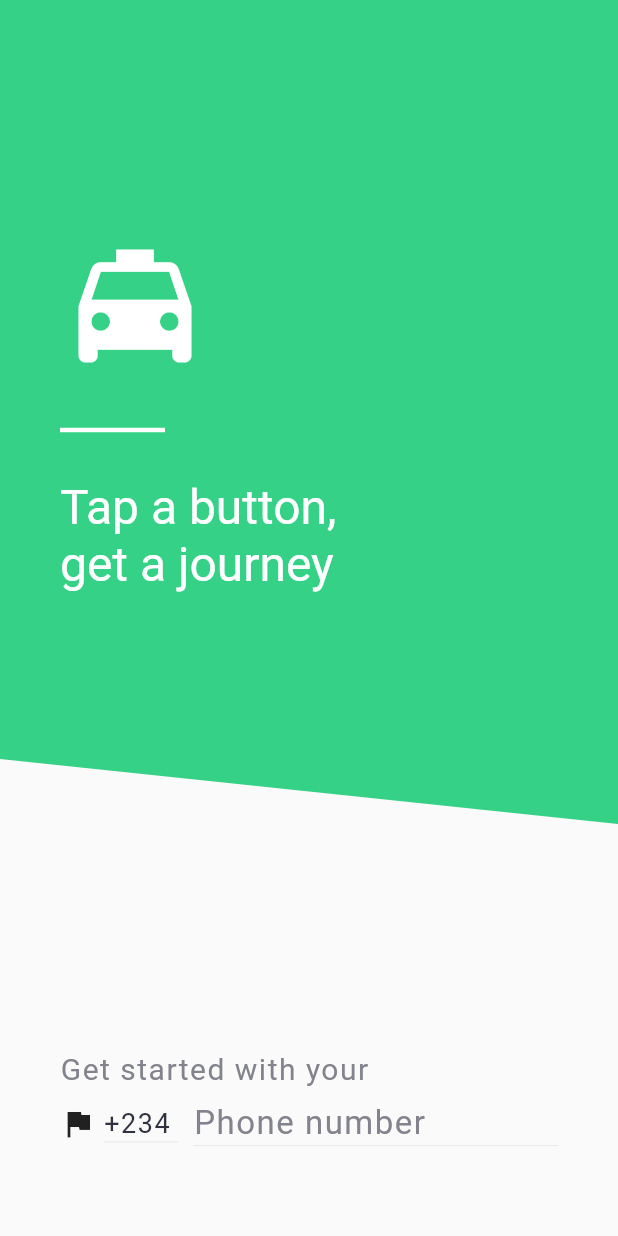
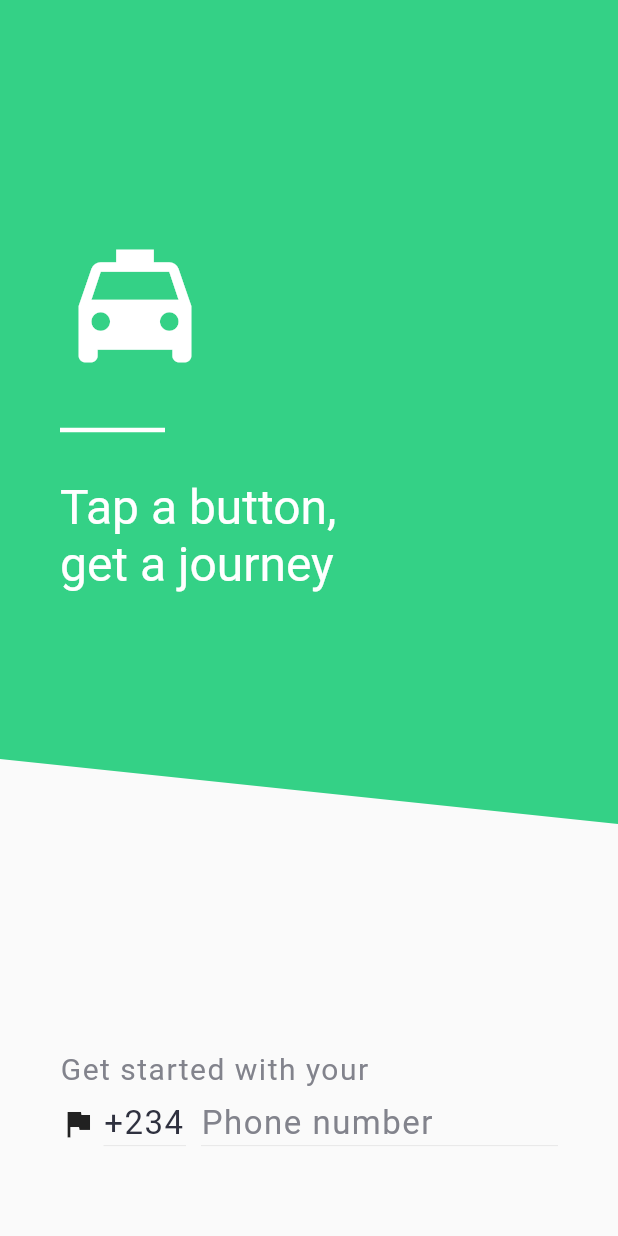
Before and after one commit to goody-h/bolt_clone, a Flutter app: the screen it shows after launch, on a phone screen of 412 x 824 dp. Run offline on Flutter 3.47's test engine with Material 2 defaults, Android fonts, the phone set to English and light mode, and no system bars; our stand-ins replace bloc, cloud_firestore, equatable, firebase_auth, flutter_bloc, geolocator and 1 more; missing offline and left inert: flutter_paystack, keyboard_visibility; accounts and stored records are empty; network calls fail.

Commit message:
add animations to login screen

```diff
--- a/lib/routes/login/login.dart
+++ b/lib/routes/login/login.dart
@@ -12,6 +12,7 @@ class Login extends StatefulWidget {
 class _LoginState extends State<Login> {
   @override
   void initState() {
+    super.initState();
     KeyboardVisibilityNotification().addNewListener(
       onChange: (visible) {
         setState(() => isKeyboardVisible = visible);
@@ -21,11 +22,19 @@ class _LoginState extends State<Login> {
       },
     );
     textFieldNode.addListener(_handleFocusChange);
-    super.initState();
+
+    WidgetsBinding.instance.addPostFrameCallback((timeStamp) {
+      Future.delayed(Duration(milliseconds: 500), () {
+        setState(() => animateScene2 = true);
+      });
+      setState(() => animateScene1 = true);
+    });
   }
 
   bool isKeyboardVisible = false;
   FocusNode textFieldNode = FocusNode();
+  bool animateScene1 = false;
+  bool animateScene2 = false;
 
   _handleFocusChange() {
     setState(() {
@@ -109,8 +118,7 @@ class _LoginState extends State<Login> {
                             ),
                             AnimatedContainer(
                               duration: Duration(milliseconds: 500),
-                              // TODO: manipulate width for animation
-                              width: 70,
+                              width: animateScene2 ? 70 : 0,
                               child: Divider(
                                 height: 65,
                                 color: AppColors.white,
@@ -143,8 +151,7 @@ class _LoginState extends State<Login> {
                     children: <Widget>[
                       AnimatedPositioned(
                         duration: Duration(milliseconds: 500),
-                        // TODO: manipulate bottom position for animation
-                        bottom: 100,
+                        bottom: animateScene1 ? 100 : 40,
                         left: 40,
                         right: 40,
                         child: Text(
@@ -267,7 +274,7 @@ class _LoginState extends State<Login> {
                 children: <Widget>[
                   Icon(Icons.flag),
                   Container(
-                    width: 65,
+                    width: 70,
                     padding: EdgeInsets.only(right: 10, left: 5),
                     child: TextField(
                       maxLines: 1,
@@ -283,7 +290,7 @@ class _LoginState extends State<Login> {
                         ),
                         isDense: true,
                         hintStyle: TextStyle(
-                            fontSize: 18,
+                            fontSize: 22,
                             color: AppColors.blackLight,
                             letterSpacing: 1),
                         disabledBorder: UnderlineInputBorder(
@@ -302,9 +309,11 @@ class _LoginState extends State<Login> {
                   )
                 ],
               ),
-              padding:
-                  // TODO manipulate bottom padding for animation
-                  EdgeInsets.only(top: 200, bottom: 60, left: 40, right: 40),
+              padding: EdgeInsets.only(
+                  top: 200,
+                  bottom: animateScene1 ? 60 : 0,
+                  left: 40,
+                  right: 40),
               alignment: isKeyboardVisible
                   ? Alignment.topCenter
                   : Alignment.bottomCenter,
```
